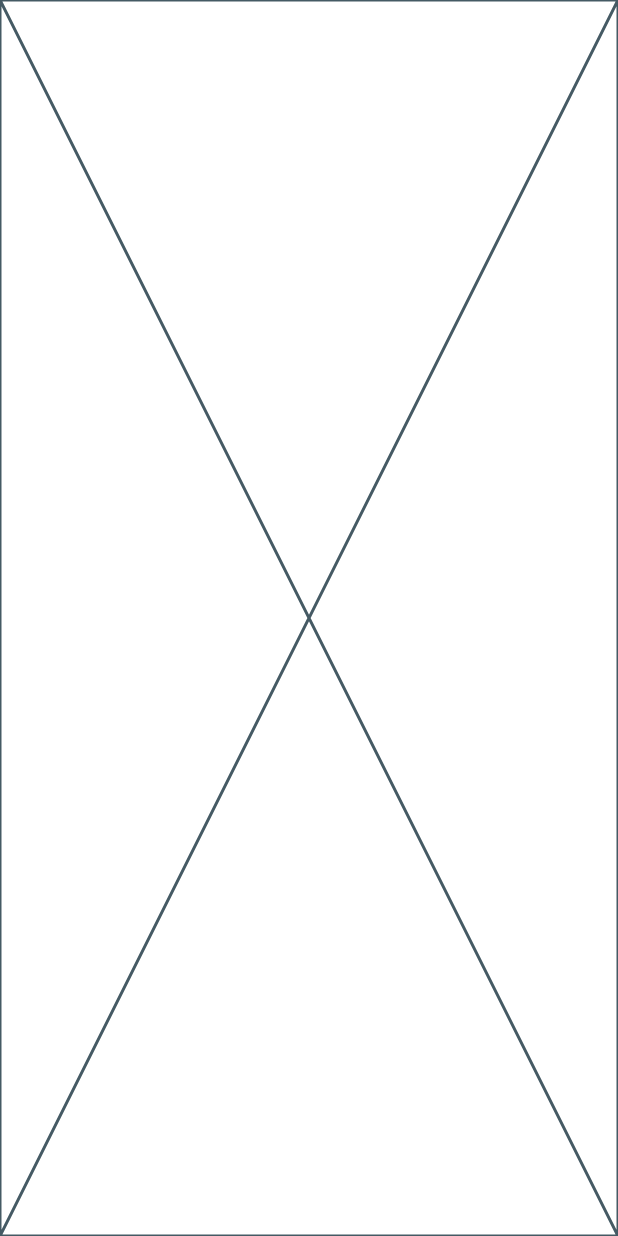
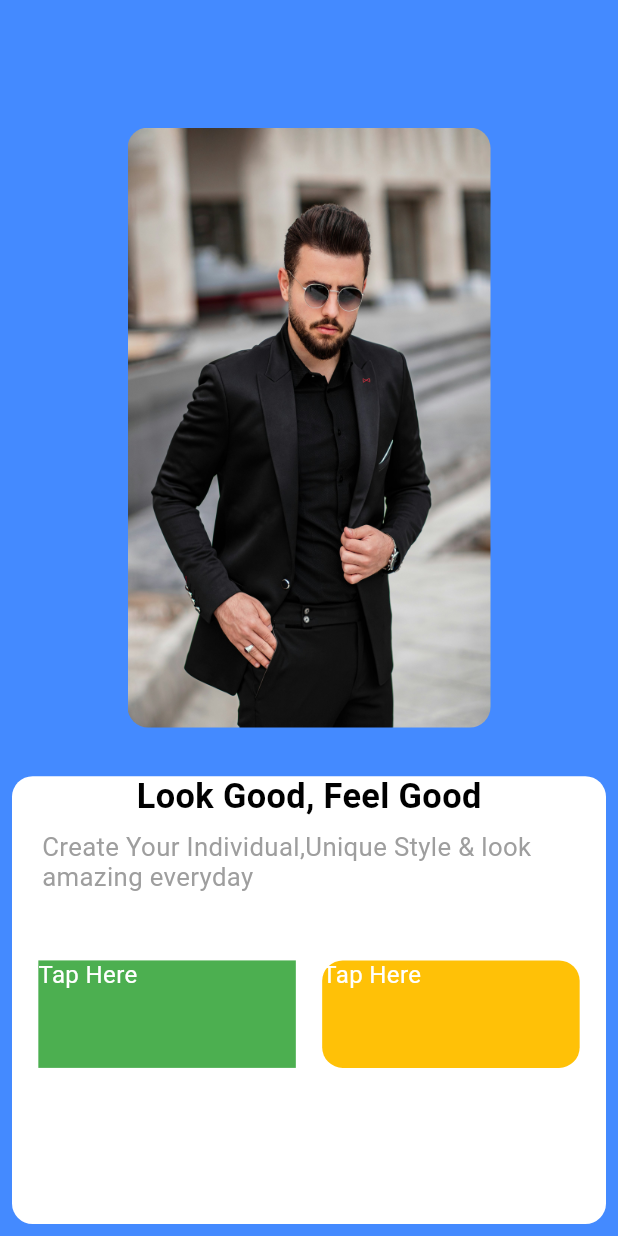
Before and after one commit to Gulshid/E_Commerce-App, a Flutter app: the screen it shows after launch, on a phone screen of 412 x 824 dp. Run offline on Flutter 3.47's test engine with Material 3 defaults, Android fonts, the phone set to English and light mode, and no system bars; our stand-ins replace flutter_screenutil, flutter_spinkit, google_fonts; Roboto replaces fonts that are missing (Agbalumo).

Commit message:
working in page 2

```diff
--- a/e_commerce_app/lib/main.dart
+++ b/e_commerce_app/lib/main.dart
@@ -30,7 +30,7 @@ class MyApp extends StatelessWidget {
             builder: (BuildContext context) {
               return MaterialApp(
                 debugShowCheckedModeBanner: false,
-                title: 'Calculator App',
+                title: 'ECommerce App',
                 theme: ThemeData(
                   applyElevationOverlayColor: true,
                   brightness: Brightness.light,
@@ -40,7 +40,7 @@ class MyApp extends StatelessWidget {
                     fontSizeFactor: 1.sp,
                   ),
                 ),
-                initialRoute: RoutesName.page1,
+                initialRoute: RoutesName.page2,
                 onGenerateRoute: Routes.generateRoute,
               );
             },
--- a/e_commerce_app/lib/view_/page_2.dart
+++ b/e_commerce_app/lib/view_/page_2.dart
@@ -1,4 +1,6 @@
 import 'package:flutter/material.dart';
+import 'package:flutter_screenutil/flutter_screenutil.dart';
+import 'package:google_fonts/google_fonts.dart';
 
 class Page2 extends StatefulWidget {
   const Page2({super.key});
@@ -8,8 +10,94 @@ class Page2 extends StatefulWidget {
 }
 
 class _Page2State extends State<Page2> {
+  bool index=true;
   @override
   Widget build(BuildContext context) {
-    return const Placeholder();
+    return Scaffold(
+      backgroundColor: Colors.blueAccent,
+      body: Stack(
+        children: [
+          // SizedBox(height: 100.h, width: 50.w,),
+
+          Padding(
+            padding: const EdgeInsets.all(85.0),
+            child: ClipRRect(
+              borderRadius: BorderRadius.circular(12.r),
+              child: Image.asset('assets/man_img.jpg', height: 400, width: 300, fit: BoxFit.fill,),
+            ),
+          ),
+
+
+            Column(
+              mainAxisAlignment: MainAxisAlignment.end,
+
+              children: [
+                Padding(
+                  padding: const EdgeInsets.all(8.0),
+                  child: Container(
+                    height: 250.h,
+                    width: 350.w,
+                    decoration: BoxDecoration(
+                      color: Colors.white,
+                      borderRadius: BorderRadius.circular(12.r),
+                    ),
+
+                child: Column(
+
+                  children: [
+                    Text('Look Good, Feel Good', style: GoogleFonts.agbalumo(fontSize: 20.sp, color: Colors.black, fontWeight: FontWeight.bold),),
+                    Padding(
+                      padding: const EdgeInsets.symmetric(horizontal: 20.0, vertical: 10.0),
+                      child: Text('Create Your Individual,Unique Style & look amazing everyday', style: TextStyle(fontSize: 15.sp, color: Colors.grey,),),
+                    ),
+
+                    SizedBox(height: 30.h,),
+                    Row(
+                      mainAxisAlignment: MainAxisAlignment.spaceEvenly,
+                      children: [
+                        InkWell(
+                          onTap: (){
+                            setState(() {
+
+                            });
+                          },
+                          child: Container(
+                            height: 60.h,
+                            width: 150.w,
+                            decoration: BoxDecoration(
+                              color: index==0?Colors.amber:Colors.green
+                            ),
+                            child: Text('Tap Here'),
+                          ),
+                        ),
+
+                        InkWell(
+                          onTap: (){
+                          },
+                          child: Container(
+                            height: 60.h,
+                            width: 150.w,
+                            decoration: BoxDecoration(
+                              color: index==0?Colors.green:Colors.amber,
+                              borderRadius: BorderRadius.circular(12.r)
+                            ),
+                            child: Text('Tap Here'),
+                              ),
+                        )
+                      ],
+                    ),
+
+
+                  ],
+                ),
+
+
+                  ),
+                )
+
+              ],)
+        ],
+      ),
+    );
   }
 }
--- a/e_commerce_app/pubspec.yaml
+++ b/e_commerce_app/pubspec.yaml
@@ -92,6 +92,7 @@ flutter:
   assets:
     - assets/E-Commerce.webp
     - assets/store_img.gif
+    - assets/man_img.jpg
 
   # An image asset can refer to one or more resolution-specific "variants", see
   # https://flutter.dev/to/resolution-aware-images
```
Also changed, not shown: e_commerce_app/assets/man_img.jpg (added).
